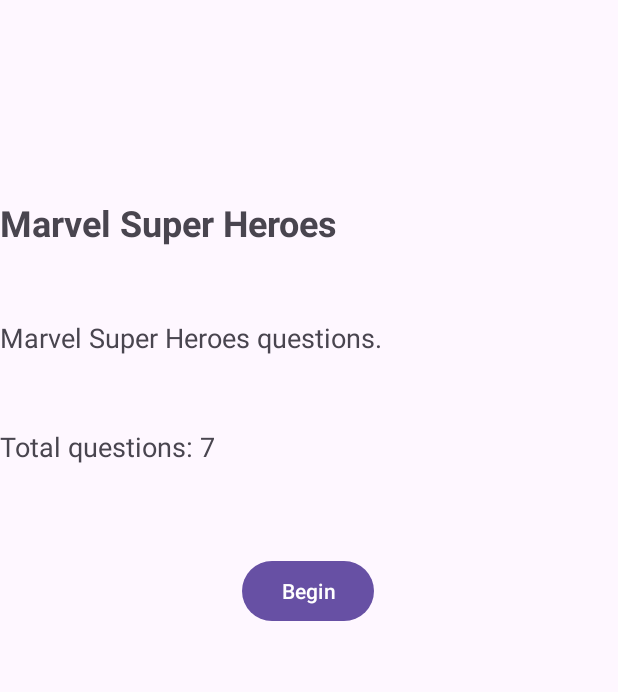
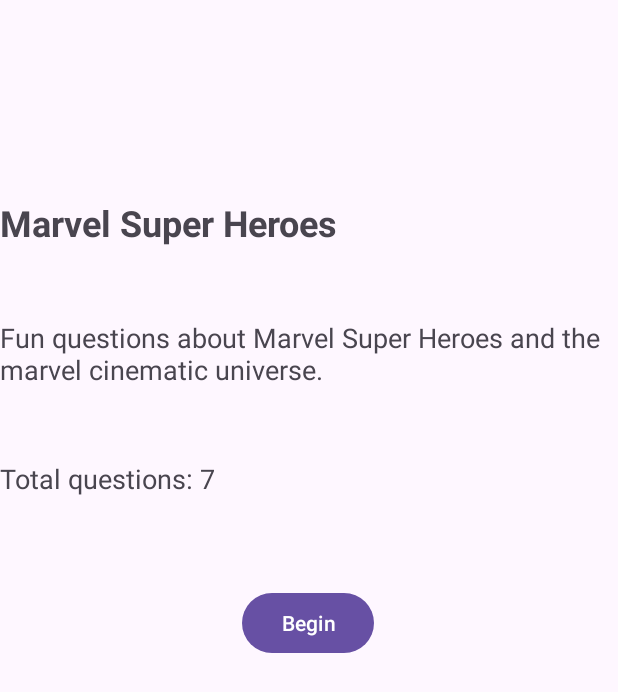
Before and after one commit to kmutzet/quizdroid, an Android app: the screen it shows after launch (TopicOverviewActivity), after a tap on "Marvel Super Heroes", on a phone screen of 412 x 824 dp. Shown: the top 692 px of the screen. Run offline under Robolectric (Android 15) with nearby library versions, the phone set to English and light mode, and no system bars.

```diff
--- a/app/src/main/AndroidManifest.xml
+++ b/app/src/main/AndroidManifest.xml
@@ -1,8 +1,9 @@
 <?xml version="1.0" encoding="utf-8"?>
 <manifest xmlns:android="http://schemas.android.com/apk/res/android"
     xmlns:tools="http://schemas.android.com/tools">
-
+    <uses-permission android:name="android.permission.INTERNET"/>
     <application
+        android:name=".QuizApp"
         android:allowBackup="true"
         android:dataExtractionRules="@xml/data_extraction_rules"
         android:fullBackupContent="@xml/backup_rules"
--- a/app/src/main/java/edu/uw/ischool/kmuret/quizdroid/AllQuestions.kt
+++ /dev/null
@@ -1,39 +0,0 @@
-package edu.uw.ischool.kmuret.quizdroid
-
-object AllQuestions {
-    private val mathQuestions = listOf(
-        SingleQuestion("What is the square root of 16?", listOf("2", "4", "8", "16"), 1),
-        SingleQuestion("What is 12 * 12?", listOf("122", "132", "144", "156"), 2),
-        SingleQuestion("What is the value of π (pi) rounded to 2 decimal places?", listOf("3.14", "2.71", "1.61", "3.33"), 0),
-        SingleQuestion("What is the derivative of x^2?", listOf("x", "2x", "x^2", "2x^2"), 1),
-        SingleQuestion("What is the integral of 1/x?", listOf("ln(x)", "1/x^2", "x^2", "x^3/3"), 0),
-        SingleQuestion("What is 7 + (6 * 5^2 - 3)?", listOf("100", "103", "170", "148"), 1),
-        SingleQuestion("If f(x) = 2x + 3, what is f(4)?", listOf("8", "11", "5", "10"), 3)
-    )
-
-    private val physicsQuestions = listOf(
-        SingleQuestion("What is the speed of light in a vacuum?", listOf("3x10^5 m/s", "3x10^8 m/s", "3x10^3 m/s", "3x10^6 m/s"), 1),
-        SingleQuestion("Who is known as the father of modern physics?", listOf("Isaac Newton", "Albert Einstein", "Galileo Galilei", "Niels Bohr"), 2),
-        SingleQuestion("What type of particle is an electron?", listOf("Quark", "Neutron", "Lepton", "Boson"), 2),
-        SingleQuestion("What is the unit of electrical resistance?", listOf("Joule", "Volt", "Ohm", "Watt"), 2),
-        SingleQuestion("What is the first law of thermodynamics about?", listOf("Energy conservation", "Entropy", "Action and Reaction", "Gravity"), 0),
-        SingleQuestion("What is the formula for calculating kinetic energy?", listOf("mv^2", "1/2 mv^2", "ma", "1/2 ma"), 1),
-        SingleQuestion("Who discovered radioactivity?", listOf("Marie Curie", "Albert Einstein", "Isaac Newton", "Enrico Fermi"), 0)
-    )
-
-    private val marvelQuestions = listOf(
-        SingleQuestion("Which metal is used to make Captain America's shield?", listOf("Adamantium", "Uru", "Vibranium", "Titanium"), 2),
-        SingleQuestion("What is the real name of Black Panther?", listOf("T'Challa", "M'Baku", "Okoye", "Shuri"), 0),
-        SingleQuestion("Which Avenger is a Norse god?", listOf("Iron Man", "Hawkeye", "Thor", "Hulk"), 2),
-        SingleQuestion("What is Deadpool's real name?", listOf("Wade Wilson", "Peter Parker", "Matt Murdock", "Logan"), 0),
-        SingleQuestion("Who is the villain in Avengers: Infinity War?", listOf("Thanos", "Loki", "Ultron", "Ronan"), 0),
-        SingleQuestion("Which Avenger uses a bow and arrow?", listOf("Black Widow", "Hawkeye", "Captain America", "Iron Man"), 1),
-        SingleQuestion("What is Scarlet Witch's real name?", listOf("Natasha Romanoff", "Wanda Maximoff", "Pepper Potts", "Carol Danvers"), 1)
-    )
-
-    val topics = mapOf(
-        "Math" to Topic("Math questions.", mathQuestions),
-        "Physics" to Topic("Physics questions.", physicsQuestions),
-        "Marvel Super Heroes" to Topic("Marvel Super Heroes questions.", marvelQuestions)
-    )
-}
--- /dev/null
+++ b/app/src/main/java/edu/uw/ischool/kmuret/quizdroid/CurrentTopicRepository.kt
@@ -0,0 +1,67 @@
+package edu.uw.ischool.kmuret.quizdroid
+
+import android.os.Bundle
+import androidx.appcompat.app.AppCompatActivity
+import android.content.Intent
+import androidx.activity.addCallback
+import android.widget.TextView
+import android.widget.Button
+
+class CurrentTopicRepository : TopicRepository {
+
+    private val topics = mutableListOf(
+        Topic(
+            title = "Math",
+            shortDescription = "Math questions.",
+            longDescription = "A series of questions tackling the basics of Mathematics.",
+            quizzes = listOf(
+                Quiz("What is the square root of 16?", listOf("2", "4", "8", "16"), 1),
+                Quiz("What is 12 * 12?", listOf("122", "132", "144", "156"), 2),
+                Quiz("What is the value of π (pi) rounded to 2 decimal places?", listOf("3.14", "2.71", "1.61", "3.33"), 0),
+                Quiz("What is the derivative of x^2?", listOf("x", "2x", "x^2", "2x^2"), 1),
+                Quiz("What is the integral of 1/x?", listOf("ln(x)", "1/x^2", "x^2", "x^3/3"), 0),
+                Quiz("What is 7 + (6 * 5^2 - 3)?", listOf("100", "103", "170", "148"), 1),
+                Quiz("What is 7 + (6 * 5^2 - 3)?", listOf("100", "103", "170", "148"), 1)
+            )
+        ),
+        Topic(
+            title = "Physics",
+            shortDescription = "Physics questions.",
+            longDescription = "A series of questions tackling the fundamental concepts of Physics.",
+            quizzes = listOf(
+                Quiz("What is the speed of light in a vacuum?", listOf("3x10^5 m/s", "3x10^8 m/s", "3x10^3 m/s", "3x10^6 m/s"), 1),
+                Quiz("Who is known as the father of modern physics?", listOf("Isaac Newton", "Albert Einstein", "Galileo Galilei", "Niels Bohr"), 2),
+                Quiz("What type of particle is an electron?", listOf("Quark", "Neutron", "Lepton", "Boson"), 2),
+                Quiz("What is the unit of electrical resistance?", listOf("Joule", "Volt", "Ohm", "Watt"), 2),
+                Quiz("What is the first law of thermodynamics about?", listOf("Energy conservation", "Entropy", "Action and Reaction", "Gravity"), 0),
+                Quiz("What is the formula for calculating kinetic energy?", listOf("mv^2", "1/2 mv^2", "ma", "1/2 ma"), 1),
+                Quiz("Who discovered radioactivity?", listOf("Marie Curie", "Albert Einstein", "Isaac Newton", "Enrico Fermi"), 0)
+            )
+        ),
+        Topic(
+            title = "Marvel Super Heroes",
+            shortDescription = "Marvel Super Heroes questions.",
+            longDescription = "Fun questions about Marvel Super Heroes and the marvel cinematic universe.",
+            quizzes = listOf(
+                Quiz("Which state is Star Lord (Peter Quill) from", listOf("Kentucky", "Indiana", "Missouri", "Tennessee"),2),
+                Quiz("What is Thor's nickname?", listOf("Strongest Avenger", "Point Break", "God of Thunder", "God of Hammers"),1),
+                Quiz("Who said the famous quote, 'Why is Gamora?'", listOf("Dr. Strange", "Tony Stark", "Peter Parker", "Drax"),3),
+                Quiz("In Captain America Civil War, which of these characters is on Captain America's team?", listOf("Hulk", "Thor", "Wanda", "T'challa"),2),
+                Quiz("What is Pepper Pots allergic to?", listOf("Wheat", "Peanuts", "Strawberries", "Eggs"),2),
+                Quiz("Which character has Thor never spoken to on screen?", listOf("Peter Parker", "Vision", "Doctor Strange", "Rocket Raccoon"),0),
+                Quiz("Which metal poisoned Tony Stark in Iron Man 2?", listOf("Vibranium", "Adamantium", "Palladium", "Vanadium"),2)
+            )
+        )
+    )
+
+    override fun getTopicByName(name: String): Topic? {
+        return topics.find { it.title == name }
+    }
+    override fun getAllTopics(): List<Topic> {
+        return topics
+    }
+
+    override fun addTopic(topic: Topic) {
+        topics.add(topic)
+    }
+}
--- a/app/src/main/java/edu/uw/ischool/kmuret/quizdroid/MainActivity.kt
+++ b/app/src/main/java/edu/uw/ischool/kmuret/quizdroid/MainActivity.kt
@@ -12,7 +12,7 @@ class MainActivity : AppCompatActivity() {
         setContentView(R.layout.activity_main)
 
         val topicsListView: ListView = findViewById(R.id.topicListView)
-        val topicsList = AllQuestions.topics.keys.toList()
+        val topicsList = QuizApp.repository.getAllTopics().map { it.title }
 
         topicsListView.adapter = ArrayAdapter(this, android.R.layout.simple_list_item_1, topicsList)
         topicsListView.setOnItemClickListener { _, _, position, _ ->
--- a/app/src/main/java/edu/uw/ischool/kmuret/quizdroid/SingleQuestion.kt
+++ b/app/src/main/java/edu/uw/ischool/kmuret/quizdroid/Quiz.kt
@@ -1,5 +1,5 @@
 package edu.uw.ischool.kmuret.quizdroid
-data class SingleQuestion (
+data class Quiz (
     val text: String,
     val options: List<String>,
     val correctAnswer: Int
--- /dev/null
+++ b/app/src/main/java/edu/uw/ischool/kmuret/quizdroid/QuizApp.kt
@@ -0,0 +1,17 @@
+package edu.uw.ischool.kmuret.quizdroid
+
+import android.app.Application
+import android.util.Log
+
+class QuizApp : Application() {
+    companion object {
+        lateinit var repository: TopicRepository
+            private set
+    }
+
+    override fun onCreate() {
+        super.onCreate()
+        repository = CurrentTopicRepository()
+        Log.d("QuizApp", "QuizApp is running")
+    }
+}
--- a/app/src/main/java/edu/uw/ischool/kmuret/quizdroid/Topic.kt
+++ b/app/src/main/java/edu/uw/ischool/kmuret/quizdroid/Topic.kt
@@ -1,6 +1,8 @@
 package edu.uw.ischool.kmuret.quizdroid
 
 data class Topic (
-    val description: String,
-    val questions: List<SingleQuestion>
+    val shortDescription: String,
+    val longDescription: String,
+    val quizzes: List<Quiz>,
+    val title: String
 )
--- a/app/src/main/java/edu/uw/ischool/kmuret/quizdroid/TopicOverviewActivity.kt
+++ b/app/src/main/java/edu/uw/ischool/kmuret/quizdroid/TopicOverviewActivity.kt
@@ -2,35 +2,33 @@ package edu.uw.ischool.kmuret.quizdroid
 
 import android.os.Bundle
 import androidx.appcompat.app.AppCompatActivity
-import android.widget.ArrayAdapter
-import android.widget.ListView
 import android.content.Intent
 import android.widget.TextView
 import android.widget.Button
 
 class TopicOverviewActivity : AppCompatActivity() {
 
-    private var selectedTopicKey: String? = null
+    private var selectedTopic: String? = null
 
     override fun onCreate(savedInstanceState: Bundle?) {
         super.onCreate(savedInstanceState)
         setContentView(R.layout.activity_topic_overview)
 
-        selectedTopicKey = intent.getStringExtra("selectedTopic")
-        val selectedTopicQuestions = AllQuestions.topics[selectedTopicKey]?.questions
+        selectedTopic = intent.getStringExtra("selectedTopic")
+        val nextSelectedTopic = selectedTopic?.let { QuizApp.repository.getTopicByName(it) }
 
         val tvTopicName: TextView = findViewById(R.id.tvTopicName)
         val tvTopicDescription: TextView = findViewById(R.id.tvTopicDescription)
         val tvTotalQuestions: TextView = findViewById(R.id.tvTotalQuestions)
         val btnBegin: Button = findViewById(R.id.btnBegin)
 
-        tvTopicName.text = selectedTopicKey
-        tvTopicDescription.text = AllQuestions.topics[selectedTopicKey]?.description
-        tvTotalQuestions.text = getString(R.string.total_questions_text, selectedTopicQuestions?.size ?: 0)
+        tvTopicName.text = nextSelectedTopic?.title
+        tvTopicDescription.text = nextSelectedTopic?.longDescription
+        tvTotalQuestions.text = getString(R.string.total_questions_text, nextSelectedTopic?.quizzes?.size ?: 0)
 
         btnBegin.setOnClickListener {
             val intent = Intent(this, QuestionActivity::class.java)
-            intent.putExtra("selectedTopic", selectedTopicKey)
+            intent.putExtra("selectedTopic", selectedTopic)
             intent.putExtra("questionInd", 0)
             intent.putExtra("count", 0)
             startActivity(intent)
--- /dev/null
+++ b/app/src/main/java/edu/uw/ischool/kmuret/quizdroid/TopicRepository.kt
@@ -0,0 +1,8 @@
+package edu.uw.ischool.kmuret.quizdroid
+
+interface TopicRepository {
+    fun getTopicByName(name: String): Topic?
+    fun getAllTopics(): List<Topic>
+    fun addTopic(topic: Topic)
+
+}
```
Also changed, not shown: app/src/main/java/edu/uw/ischool/kmuret/quizdroid/AnswerActivity.kt (+22 -42 lines), app/src/main/java/edu/uw/ischool/kmuret/quizdroid/QuestionActivity.kt (+27 -32 lines).
